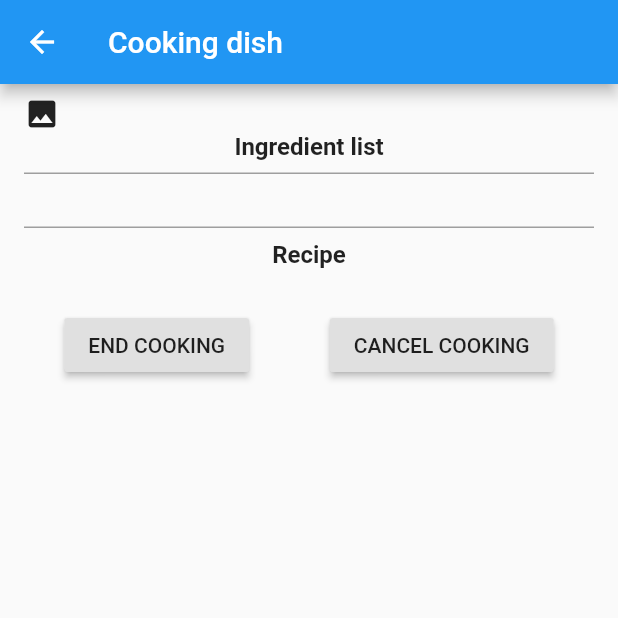
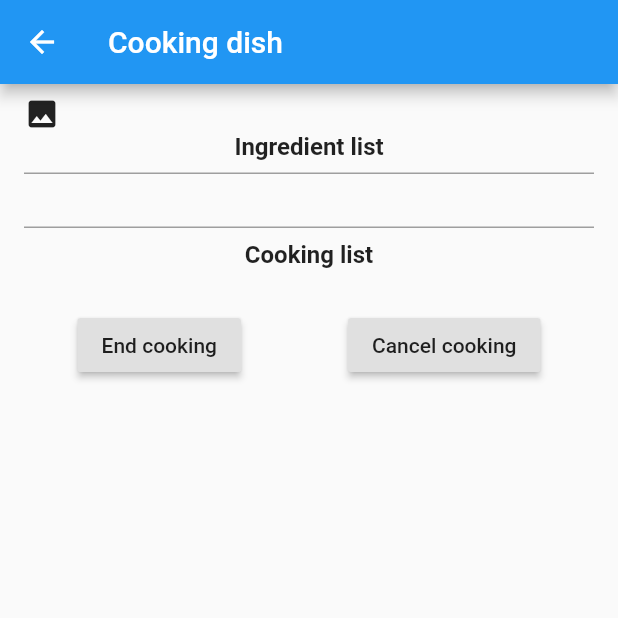
Before and after one commit to AndreyMolochko/Coolinary-diary, a Flutter app: the CookingDish screen opened directly with empty values, on a phone screen of 412 x 824 dp, the top half of it. Run offline on Flutter 3.47's test engine with Material 2 defaults, Android fonts, the phone set to English and light mode, and no system bars; our stand-ins replace flutter_svg, image_picker, sqflite; accounts and stored records are empty.

Commit message:
finish locale on cooking dish screen

```diff
--- a/assets/locale/localization_be.json
+++ b/assets/locale/localization_be.json
@@ -19,5 +19,12 @@
   "cooking_list": "Спосаб прыгатавання",
   "name": "Назва",
   "fill_fields": "Вам трэба запоўніць усе палі і дадаць фота",
-  "enter_something": "Запоўніце гэта поле"
+  "enter_something": "Запоўніце гэта поле",
+
+  "cooking_dish": "Гатаванне стравы",
+  "end_cooking": "Скончыць гатаванне",
+  "cancel_cooking": "Адмяніць гатаванне",
+  "yes": "Так",
+  "want_finish_dish": "Ты сапраўды хочаш скончыць гатаванне?",
+  "want_cancel_dish": "ты сапраўды хочаш адмяніць гатаванне?"
 }
--- a/assets/locale/localization_en.json
+++ b/assets/locale/localization_en.json
@@ -19,5 +19,13 @@
   "cooking_list": "Cooking list",
   "name": "Name",
   "fill_fields": "You need to fill all fields and add photo",
-  "enter_something": "Enter something"
+  "enter_something": "Enter something",
+
+  "cooking_dish": "Cooking dish",
+  "end_cooking": "End cooking",
+  "cancel_cooking": "Cancel cooking",
+  "yes": "Yes",
+  "want_finish_dish": "Do you really want to finish cooking dish?",
+  "want_cancel_dish": "Do you really want to cancel cooking dish?"
+
 }
--- a/assets/locale/localization_ru.json
+++ b/assets/locale/localization_ru.json
@@ -19,6 +19,13 @@
   "cooking_list": "Способ приготовления",
   "name": "Название",
   "fill_fields": "Тебе нужно заполнить все поля и добавить фото",
-  "enter_something": "Введите что-нибудь"
+  "enter_something": "Введите что-нибудь",
+
+  "cooking_dish": "Приготовление блюда",
+  "end_cooking": "Завершить приготовление",
+  "cancel_cooking": "Отменить приготовление",
+  "yes": "Да",
+  "want_finish_dish": "Вы действительно хотите закончить приготовление блюда?",
+  "want_cancel_dish": "Вы действительно хотите отменить приготовление блюда?"
 
 }
--- a/lib/screens/cooking_dish.dart
+++ b/lib/screens/cooking_dish.dart
@@ -1,6 +1,7 @@
 import 'dart:io';
 
 import 'package:flutter/material.dart';
+import 'package:sqflite_worker/localization/app_translations.dart';
 import 'package:sqflite_worker/model/dish.dart';
 import 'package:sqflite_worker/utils/database_helper.dart';
 import 'package:sqflite_worker/widgets/line.dart';
@@ -25,7 +26,7 @@ class _CookingDishState extends State<CookingDish> {
   @override
   Widget build(BuildContext context) {
     return Scaffold(
-      appBar: new AppBar(title: new Text("Cooking dish")),
+      appBar: new AppBar(title: new Text(AppTranslations.translate(context, "cooking_dish")),),
       body: Builder(
         builder:(context)=> Column(
           children: <Widget>[
@@ -45,7 +46,7 @@ class _CookingDishState extends State<CookingDish> {
                 ],
               ),
             ),
-            Text("Ingredient list",
+            Text(AppTranslations.translate(context, "ingredient_list"),
                 style:
                     new TextStyle(fontWeight: FontWeight.bold, fontSize: 16.0)),
             line(),
@@ -63,7 +64,7 @@ class _CookingDishState extends State<CookingDish> {
               ),
             ),
             line(),
-            Text("Recipe",
+            Text(AppTranslations.translate(context,"cooking_list"),
                 style:
                     new TextStyle(fontWeight: FontWeight.bold, fontSize: 16.0)),
             Padding(
@@ -87,7 +88,7 @@ class _CookingDishState extends State<CookingDish> {
                 Padding(
                   padding: const EdgeInsets.only(left: 16.0),
                   child: RaisedButton(
-                    child: new Text("END COOKING"),
+                    child: new Text(AppTranslations.translate(context,"end_cooking")),
                     onPressed: (){
                       contextSnackbar = context;
                       _showSnackbarForFinish();
@@ -97,7 +98,7 @@ class _CookingDishState extends State<CookingDish> {
                 Padding(
                   padding: const EdgeInsets.only(right: 16.0),
                   child: RaisedButton(
-                    child: new Text("CANCEL COOKING"),
+                    child: new Text(AppTranslations.translate(context,"cancel_cooking")),
                     onPressed: (){
                       contextSnackbar = context;
                       _showSnackbarForCancel();
@@ -108,7 +109,7 @@ class _CookingDishState extends State<CookingDish> {
             )
           ],
         ),
-      ),
+      )
     );
   }
 
@@ -122,16 +123,16 @@ class _CookingDishState extends State<CookingDish> {
 
   void _showSnackbarForFinish() {
     final snackbar = new SnackBar(
-      content: Text("Do you really want to finish dish?"),
-      action: SnackBarAction(label: 'Yes', onPressed: _clickOnFinishSnackbar),
+      content: Text(AppTranslations.translate(context,"want_finish_dish")),
+      action: SnackBarAction(label: AppTranslations.translate(context,"yes"), onPressed: _clickOnFinishSnackbar),
     );
     Scaffold.of(contextSnackbar).showSnackBar(snackbar);
   }
 
   void _showSnackbarForCancel() {
     final snackbar = new SnackBar(
-      content: Text("Do you really want to cancel dish?"),
-      action: SnackBarAction(label: 'Yes', onPressed: _clickOnCancelSnackbar),
+      content: Text(AppTranslations.translate(context,"want_cancel_dish")),
+      action: SnackBarAction(label: AppTranslations.translate(context,"yes"), onPressed: _clickOnCancelSnackbar),
     );
     Scaffold.of(contextSnackbar).showSnackBar(snackbar);
   }
```
